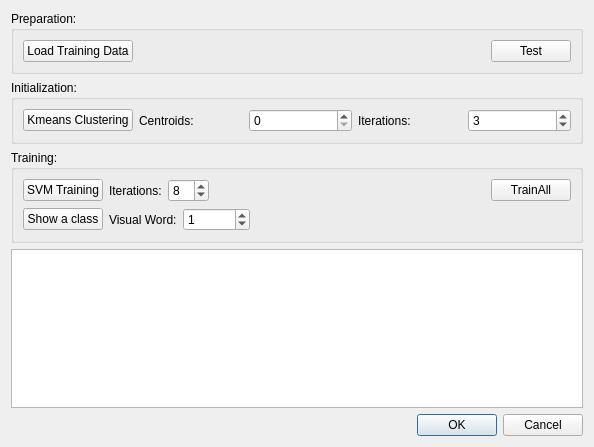
This is visualworddialog.ui in LangYH/3DMonster as Qt 5 draws it before an edit. The edited form follows.
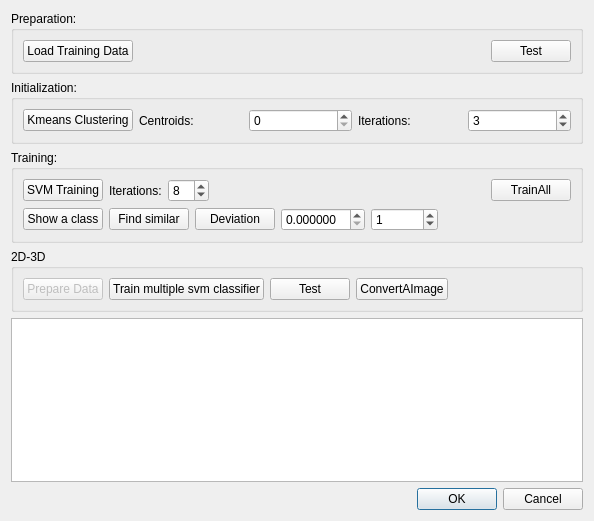
This is the edited form.

Patch:
```diff
--- a/visualworddialog.ui
+++ b/visualworddialog.ui
@@ -7,7 +7,7 @@
     <x>0</x>
     <y>0</y>
     <width>594</width>
-    <height>447</height>
+    <height>521</height>
    </rect>
   </property>
   <property name="windowTitle">
@@ -158,9 +158,23 @@
          </widget>
         </item>
         <item>
-         <widget class="QLabel" name="label_4">
+         <widget class="QPushButton" name="findSimilarButton">
           <property name="text">
-           <string>Visual Word:</string>
+           <string>Find similar</string>
+          </property>
+         </widget>
+        </item>
+        <item>
+         <widget class="QPushButton" name="computeDeviationButton">
+          <property name="text">
+           <string>Deviation</string>
+          </property>
+         </widget>
+        </item>
+        <item>
+         <widget class="QDoubleSpinBox" name="svmScoreBox">
+          <property name="decimals">
+           <number>6</number>
           </property>
          </widget>
         </item>
@@ -192,6 +206,59 @@
      </layout>
     </widget>
    </item>
+   <item>
+    <widget class="QGroupBox" name="groupBox_4">
+     <property name="title">
+      <string>2D-3D</string>
+     </property>
+     <layout class="QHBoxLayout" name="horizontalLayout_5">
+      <item>
+       <widget class="QPushButton" name="prepareDataButton">
+        <property name="enabled">
+         <bool>false</bool>
+        </property>
+        <property name="text">
+         <string>Prepare Data</string>
+        </property>
+       </widget>
+      </item>
+      <item>
+       <widget class="QPushButton" name="trainMultipleSVMClassifierButton">
+        <property name="text">
+         <string>Train multiple svm classifier</string>
+        </property>
+       </widget>
+      </item>
+      <item>
+       <widget class="QPushButton" name="testClassifierButton">
+        <property name="text">
+         <string>Test</string>
+        </property>
+       </widget>
+      </item>
+      <item>
+       <widget class="QPushButton" name="convertAImageButton">
+        <property name="text">
+         <string>ConvertAImage</string>
+        </property>
+       </widget>
+      </item>
+      <item>
+       <spacer name="horizontalSpacer_4">
+        <property name="orientation">
+         <enum>Qt::Horizontal</enum>
+        </property>
+        <property name="sizeHint" stdset="0">
+         <size>
+          <width>221</width>
+          <height>20</height>
+         </size>
+        </property>
+       </spacer>
+      </item>
+     </layout>
+    </widget>
+   </item>
    <item>
     <widget class="QTextBrowser" name="textBrowser">
      <property name="font">
```
